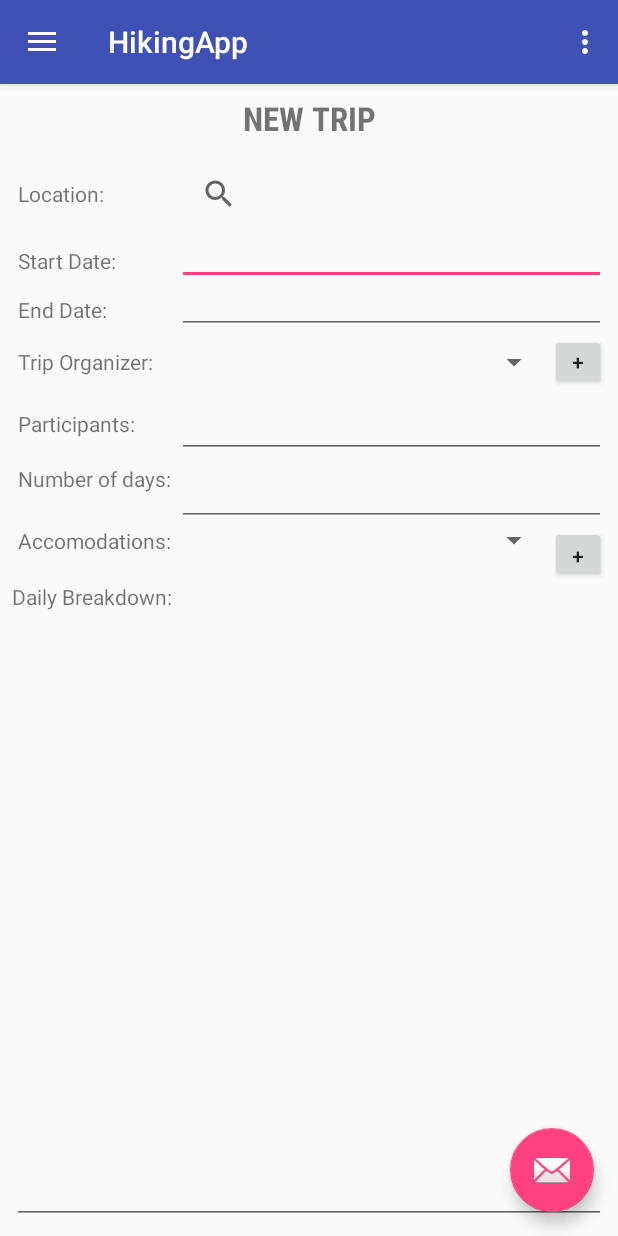
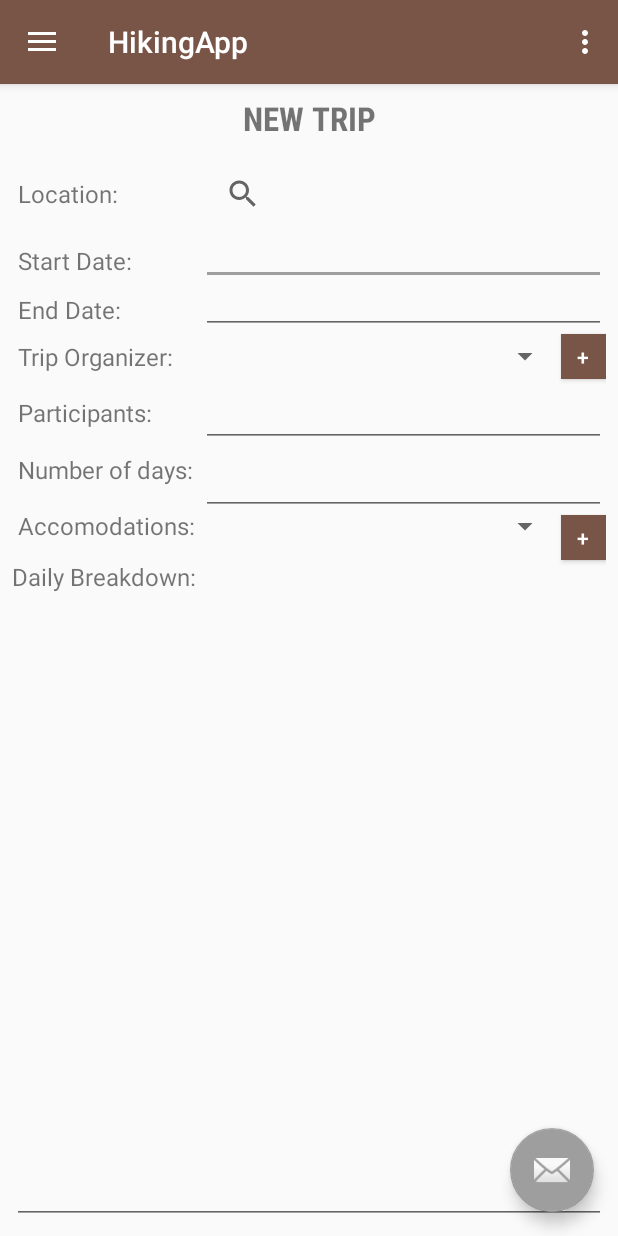
Before and after one commit to RoyceNguyen/HikingApp, an Android app: the screen it shows after launch (MainActivity), in the side drawer, after a tap on "Add Trip", on a phone screen of 412 x 824 dp. Run offline under Robolectric (Android 15) with nearby library versions, the phone set to English and light mode, and no system bars.

Commit message:
Added dimensions and colors to use for defaults throughout the app

```diff
--- a/app/src/main/res/layout/fragment_add_trip.xml
+++ b/app/src/main/res/layout/fragment_add_trip.xml
@@ -39,7 +39,8 @@
             android:layout_alignParentTop="true"
             android:gravity="left|center"
             android:padding="4dp"
-            android:text="Location:" />
+            android:text="Location:"
+            android:textSize="@dimen/textSize" />
 
         <SearchView
             android:id="@+id/searchView"
@@ -61,7 +62,8 @@
             android:layout_toStartOf="@+id/editText3"
             android:gravity="left|center"
             android:padding="4dp"
-            android:text="Start Date:" />
+            android:text="Start Date:"
+            android:textSize="@dimen/textSize" />
 
         <EditText
             android:id="@+id/editText4"
@@ -86,7 +88,8 @@
             android:layout_toStartOf="@+id/editText6"
             android:gravity="left|center"
             android:padding="4dp"
-            android:text="End Date:" />
+            android:text="End Date:"
+            android:textSize="@dimen/textSize" />
 
         <EditText
             android:id="@+id/editText3"
@@ -112,7 +115,8 @@
             android:layout_weight="1"
             android:gravity="left|center"
             android:padding="4dp"
-            android:text="Trip Organizer:" />
+            android:text="Trip Organizer:"
+            android:textSize="@dimen/textSize" />
 
         <Spinner
             android:id="@+id/spinner"
@@ -126,12 +130,14 @@
 
         <Button
             android:id="@+id/button2"
-            android:layout_width="37dp"
-            android:layout_height="37dp"
+            android:layout_width="30dp"
+            android:layout_height="30dp"
             android:layout_alignParentEnd="true"
             android:layout_below="@+id/editText3"
+            android:background="@color/colorPrimary"
             android:padding="4dp"
-            android:text="+" />
+            android:text="+"
+            android:textColor="@color/textAndIcons" />
 
         <TextView
             android:id="@+id/textView2"
@@ -143,7 +149,8 @@
             android:layout_below="@+id/textView11"
             android:gravity="left|center"
             android:padding="4dp"
-            android:text="Participants:" />
+            android:text="Participants:"
+            android:textSize="@dimen/textSize" />
 
         <EditText
             android:id="@+id/editText"
@@ -164,7 +171,8 @@
             android:layout_alignTop="@+id/editText6"
             android:gravity="left|center"
             android:padding="4dp"
-            android:text="Number of days:" />
+            android:text="Number of days:"
+            android:textSize="@dimen/textSize" />
 
         <EditText
             android:id="@+id/editText6"
@@ -185,7 +193,8 @@
             android:layout_below="@+id/textView5"
             android:gravity="left|center"
             android:padding="4dp"
-            android:text="Accomodations:" />
+            android:text="Accomodations:"
+            android:textSize="@dimen/textSize" />
 
         <Spinner
             android:id="@+id/spinner2"
@@ -198,11 +207,13 @@
 
         <Button
             android:id="@+id/button3"
-            android:layout_width="37dp"
-            android:layout_height="37dp"
+            android:layout_width="30dp"
+            android:layout_height="30dp"
             android:layout_alignParentEnd="true"
             android:layout_below="@+id/editText6"
-            android:text="+" />
+            android:background="@color/colorPrimary"
+            android:text="+"
+            android:textColor="@color/textAndIcons" />
 
         <TextView
             android:id="@+id/textView12"
@@ -211,7 +222,8 @@
             android:layout_alignParentEnd="true"
             android:layout_alignParentStart="true"
             android:layout_below="@+id/textView8"
-            android:text="Daily Breakdown:" />
+            android:text="Daily Breakdown:"
+            android:textSize="@dimen/textSize" />
 
         <MultiAutoCompleteTextView
             android:id="@+id/multiAutoCompleteTextView"
--- a/app/src/main/res/values/colors.xml
+++ b/app/src/main/res/values/colors.xml
@@ -1,6 +1,10 @@
 <?xml version="1.0" encoding="utf-8"?>
 <resources>
-    <color name="colorPrimary">#3F51B5</color>
-    <color name="colorPrimaryDark">#303F9F</color>
-    <color name="colorAccent">#FF4081</color>
+    <color name="colorPrimary">#795548</color>
+    <color name="colorPrimaryDark">#5D4037</color>
+    <color name="colorAccent">#9E9E9E</color>
+    <color name="dividerColor">#BDBDBD</color>
+    <color name="textAndIcons">#FFFFFF</color>
+    <color name="secondaryText">#757575</color>
+    <color name="lightPrimaryColor">#D7CCC8</color>
 </resources>
--- a/app/src/main/res/values/dimens.xml
+++ b/app/src/main/res/values/dimens.xml
@@ -5,4 +5,6 @@
     <dimen name="nav_header_vertical_spacing">8dp</dimen>
     <dimen name="nav_header_height">176dp</dimen>
     <dimen name="fab_margin">16dp</dimen>
+    <dimen name="textSize">16sp</dimen>
+    <dimen name="buttonSize">30dp</dimen>
 </resources>
```
